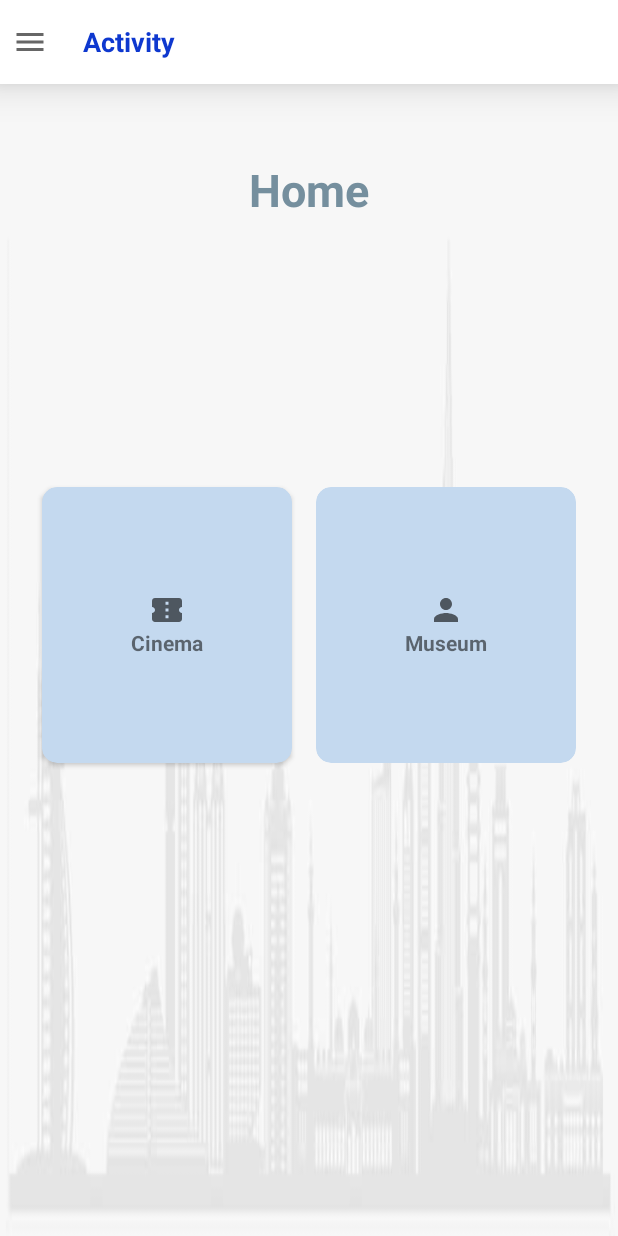
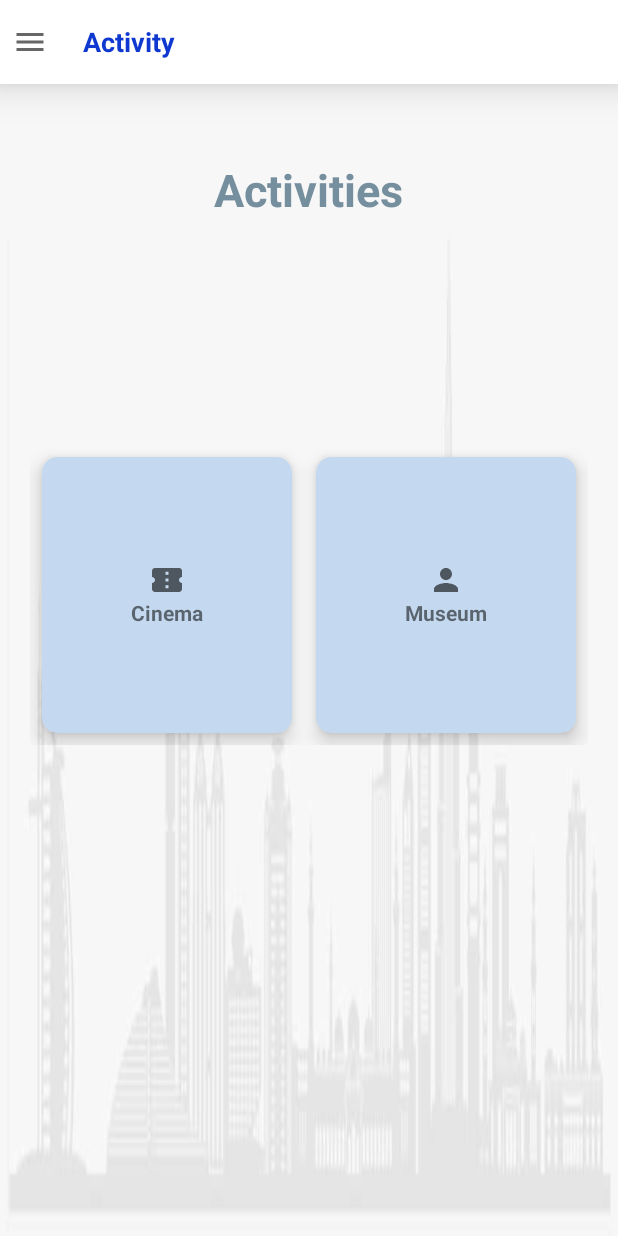
Before and after one commit to fatimahbadin/DevelopmentProject, an Android app: the ActivityFragment screen opened through its navigation route, on a phone screen of 412 x 824 dp. Run offline under Robolectric (Android 15) with nearby library versions, the phone set to English and light mode, and no system bars; our stand-ins replace navigation-ui.

```diff
--- a/Easy2Book/app/src/main/java/com/example/easy2book/Home.kt
+++ b/Easy2Book/app/src/main/java/com/example/easy2book/Home.kt
@@ -19,7 +19,7 @@ class Home : AppCompatActivity() {
         val drawerLayout = findViewById<DrawerLayout>(R.id.drawerLayout)
         val imgMenuToggle = findViewById<ImageView>(R.id.imgMenuToggle)
         val navView = findViewById<NavigationView>(R.id.navDrawer)
-        val btnActivity = findViewById<CardView>(R.id.btnActivity)
+//        val btnActivity = findViewById<CardView>(R.id.btnActivity)
 
         navView.itemIconTintList = null
         imgMenuToggle.setOnClickListener{
--- a/Easy2Book/app/src/main/res/layout/fragment_activity.xml
+++ b/Easy2Book/app/src/main/res/layout/fragment_activity.xml
@@ -9,21 +9,21 @@
 
     <TextView
         android:id="@+id/txtActivityTitle"
-        android:text="Home"
-        android:textStyle="bold|normal"
-        android:textSize="30sp"
-        android:textColor="@color/btnColour"
+        android:layout_width="wrap_content"
+        android:layout_height="wrap_content"
         android:layout_centerHorizontal="true"
         android:layout_marginTop="50dp"
-        android:layout_width="wrap_content"
-        android:layout_height="wrap_content" />
+        android:text="Activities"
+        android:textColor="@color/btnColour"
+        android:textSize="30sp"
+        android:textStyle="bold|normal" />
 
     <GridLayout
         android:layout_width="match_parent"
         android:layout_height="200dp"
         android:layout_below="@+id/txtActivityTitle"
-        android:layout_marginTop="170dp"
         android:layout_marginLeft="20dp"
+        android:layout_marginTop="150dp"
         android:layout_marginRight="20dp"
         android:columnCount="2"
         android:rowCount="3">
@@ -38,10 +38,10 @@
             android:layout_columnWeight="1"
             android:layout_gravity="fill"
             android:layout_margin="8dp"
-            android:cardElevation="8dp"
+            android:backgroundTint="@color/textColor"
+            android:clickable="true"
             app:cardCornerRadius="10dp"
-            android:backgroundTint="@color/textColor"
-            android:clickable="true">
+            app:cardElevation="8dp">
 
             <LinearLayout
                 android:layout_width="wrap_content"
@@ -75,10 +75,10 @@
             android:layout_columnWeight="1"
             android:layout_gravity="fill"
             android:layout_margin="8dp"
-            android:cardElevation="8dp"
+            android:backgroundTint="@color/textColor"
+            android:clickable="true"
             app:cardCornerRadius="10dp"
-            android:backgroundTint="@color/textColor"
-            android:clickable="true">
+            app:cardElevation="8dp">
 
             <LinearLayout
                 android:layout_width="wrap_content"
```
Also changed, not shown: Easy2Book/app/src/main/java/com/example/easy2book/MainActivity.kt (+63 -29 lines), Easy2Book/app/src/main/java/com/example/easy2book/Model/DataBaseHelper.kt (+29 -151 lines), Easy2Book/app/src/main/java/com/example/easy2book/Nav/HomeFragment.kt (+13 -3 lines), Easy2Book/app/src/main/res/layout/fragment_home.xml (+7 -7 lines), Easy2Book/app/src/main/res/layout/fragment_transport.xml (+4 -4 lines), 1 other file.
